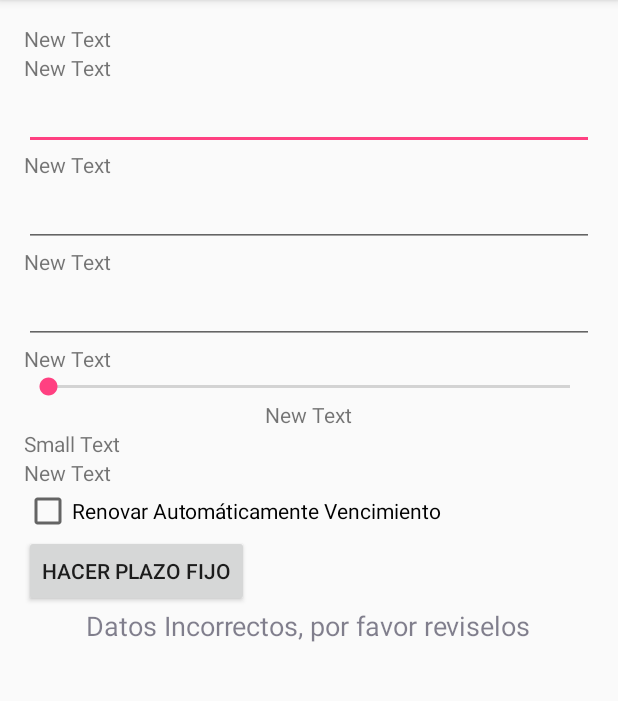
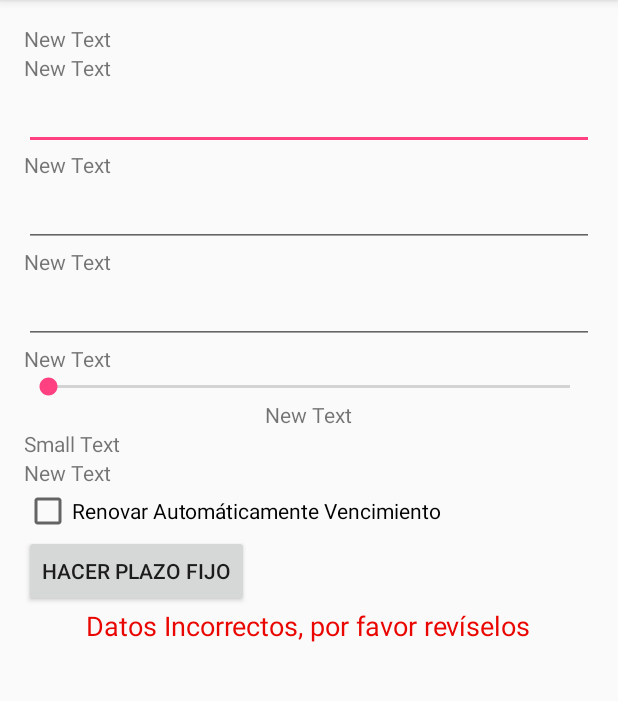
Before and after one commit to libattistella/Lab01c2016-1, an Android app: the screen it shows after launch (MainActivity), after a tap on "HACER PLAZO FIJO", on a phone screen of 412 x 824 dp, the part 84-785 px from its top. Run offline under Robolectric (Android 15) with nearby library versions, the phone set to English and light mode, and no system bars.

Commit message:
fixed colors

```diff
--- a/app/src/main/java/dam/isi/frsf/utn/edu/ar/lab01c2016/MainActivity.java
+++ b/app/src/main/java/dam/isi/frsf/utn/edu/ar/lab01c2016/MainActivity.java
@@ -29,34 +29,36 @@ public class MainActivity extends AppCompatActivity {
                 EditText cuit = (EditText) findViewById(R.id.editTextCuit);
                 EditText importe = (EditText) findViewById(R.id.editTextImporte);
                 SeekBar dias = (SeekBar) findViewById(R.id.seekBar);
-                CheckBox checkRenovarVencimiento = (CheckBox) findViewById(R.id.checkBoxRenovarVencimiento);
+                CheckBox checkRenovarVencimiento = (CheckBox)
+                        findViewById(R.id.checkBoxRenovarVencimiento);
                 Boolean valid = true;
                 if (!Patterns.EMAIL_ADDRESS.matcher(email.getText()).matches()){
                     valid = false;
                 }
-                // TODO: checkear
+                //TODO: checkear
 
-                if( cuit.getText().toString().matches("[0-9]{11})")){
-                    valid = false;
-                }
-                // TODO checkear
-                if(importe.getText().toString().matches("[-]?[0-9]*\\.?[0-9]*)")){
-                    valid = false;
-                }
-                double tasa = 0;
-                double numDias = 0;
-                double interes = Integer.parseInt(importe.getText().toString()) * (Math.pow(1+(tasa/100),(numDias/360))-1);
+//                if( cuit.getText().toString().matches("[0-9]{11})")){
+//                    valid = false;
+//                }
+//                // TODO checkear
+//                if(importe.getText().toString().matches("[-]?[0-9]*\\.?[0-9]*)")){
+//                    valid = false;
+//                }
+                double tasa = 0.0;
+                double numDias = 0.0;
+//                double interes = Double.parseDouble(importe.getText().toString()) *
+//                        (Math.pow(1+(tasa/100),(numDias/360))-1);
 
                 TextView resultado = (TextView) findViewById(R.id.textViewResultado);
 
                 if (valid){
                     resultado.setTextColor(R.color.VERDE);
-                    String strAux = "Plazo fijo realizado. Recibirá "+ interes + " al vencimiento!";
+                    String strAux = "Plazo fijo realizado. Recibirá " + " al vencimiento!";
                     resultado.setText(strAux);
                 }
                 else {
-                    resultado.setTextColor(R.color.ROJO);
                     resultado.setText(R.string.mensajeResultadoError);
+                    resultado.setTextColor(getResources().getColor(R.color.ROJO));
                 }
 
             }
--- a/app/src/main/res/values/strings.xml
+++ b/app/src/main/res/values/strings.xml
@@ -8,6 +8,6 @@
     <string name="rendimiento"></string>
     <string name="btnPlazo">HACER PLAZO FIJO</string>
     <string name="checkboxVencimiento">Renovar Automáticamente Vencimiento</string>
-    <string name="mensajeResultadoError">Datos Incorrectos, por favor reviselos</string>
+    <string name="mensajeResultadoError">Datos Incorrectos, por favor revíselos</string>
 
 </resources>
```
